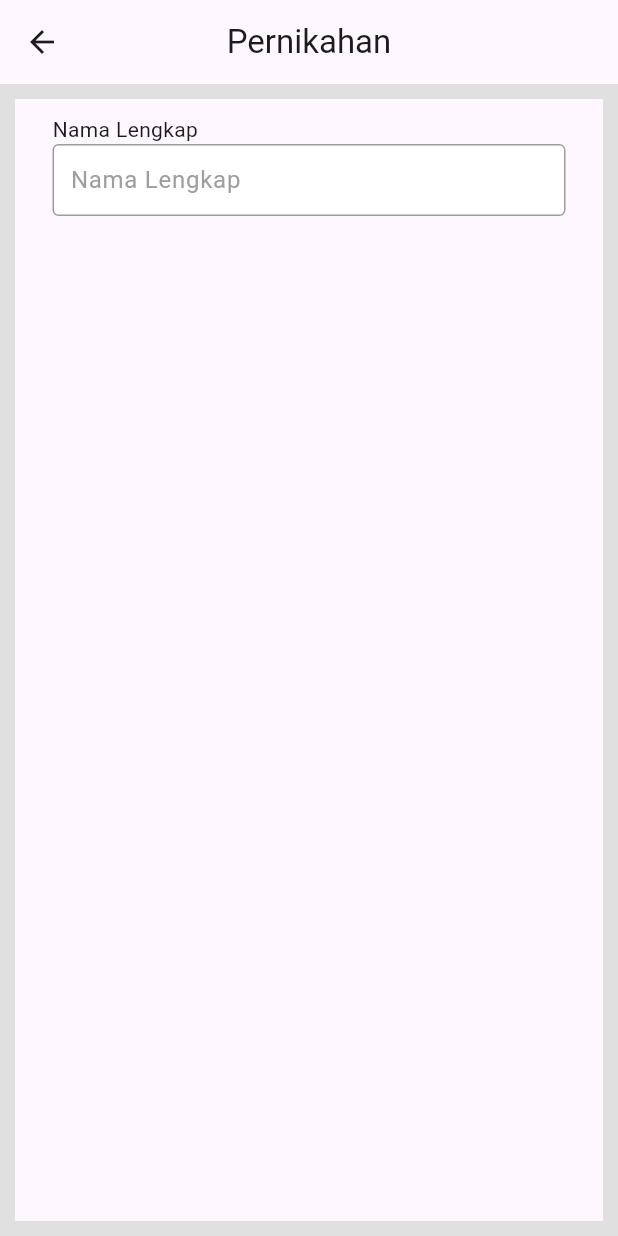
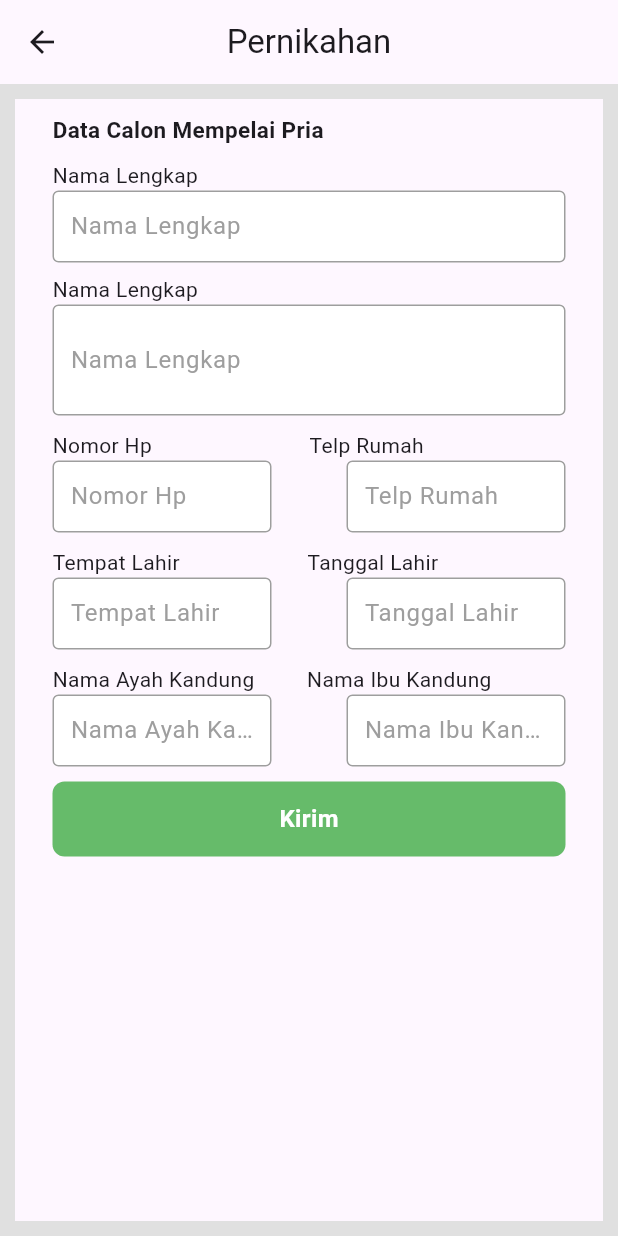
Before and after one commit to Vezyth/BethanyApp, a Flutter app: the PernikahanPriaPage screen opened directly, on a phone screen of 412 x 824 dp. Run offline on Flutter 3.47's test engine with Material 3 defaults, Android fonts, the light colour scheme and no system bars; our stand-ins replace fluttertoast.

Commit message:
pernikahan progress

```diff
--- a/lib/pages/app/doa_konseling_page.dart
+++ b/lib/pages/app/doa_konseling_page.dart
@@ -129,7 +129,7 @@ class _DoaPageState extends State<DoaPage> {
                         Expanded(
                             child: MyTextField(
                           controller: umurController,
-                          hintText: " Umur",
+                          hintText: "Umur",
                           obscureText: false,
                           fieldHeight: 8,
                         )),
--- a/lib/pages/app/pernikahan_pria.dart
+++ b/lib/pages/app/pernikahan_pria.dart
@@ -32,6 +32,21 @@ class PernikahanPriaPage extends StatelessWidget {
                       height: 10,
                     ),
                     const Padding(
+                      padding: EdgeInsets.symmetric(horizontal: 25),
+                      child: Row(
+                        children: [
+                          Text(
+                            "Data Calon Mempelai Pria",
+                            style: TextStyle(
+                                fontWeight: FontWeight.w600, fontSize: 15),
+                          )
+                        ],
+                      ),
+                    ),
+                    const SizedBox(
+                      height: 10,
+                    ),
+                    const Padding(
                       padding: EdgeInsets.symmetric(horizontal: 25.0),
                       child: Row(
                         children: [
@@ -44,6 +59,144 @@ class PernikahanPriaPage extends StatelessWidget {
                       hintText: "Nama Lengkap",
                       obscureText: false,
                       fieldHeight: 8,
+                    ),
+                    const SizedBox(
+                      height: 8,
+                    ),
+                    const Padding(
+                      padding: EdgeInsets.symmetric(horizontal: 25.0),
+                      child: Row(
+                        children: [
+                          Text("Nama Lengkap"),
+                        ],
+                      ),
+                    ),
+                    MyTextField(
+                      controller: nameController,
+                      hintText: "Nama Lengkap",
+                      obscureText: false,
+                      fieldHeight: 25,
+                    ),
+
+                    //no telp
+
+                    const Padding(
+                      padding: EdgeInsets.only(top: 10, left: 25, right: 25),
+                      child: Row(
+                        children: [
+                          Text("Nomor Hp"),
+                          SizedBox(
+                            width: 105,
+                          ),
+                          Text("Telp Rumah")
+                        ],
+                      ),
+                    ),
+                    Row(
+                      children: [
+                        Expanded(
+                            child: MyTextField(
+                          controller: nameController,
+                          hintText: "Nomor Hp",
+                          obscureText: false,
+                          fieldHeight: 8,
+                        )),
+                        Expanded(
+                            child: MyTextField(
+                          controller: nameController,
+                          hintText: "Telp Rumah",
+                          obscureText: false,
+                          fieldHeight: 8,
+                        )),
+                      ],
+                    ),
+                    // tempat tanggal lahir
+
+                    const Padding(
+                      padding: EdgeInsets.only(top: 10, left: 25, right: 25),
+                      child: Row(
+                        children: [
+                          Text("Tempat Lahir"),
+                          SizedBox(
+                            width: 85,
+                          ),
+                          Text("Tanggal Lahir")
+                        ],
+                      ),
+                    ),
+                    Row(
+                      children: [
+                        Expanded(
+                            child: MyTextField(
+                          controller: nameController,
+                          hintText: "Tempat Lahir",
+                          obscureText: false,
+                          fieldHeight: 8,
+                        )),
+                        Expanded(
+                            child: MyTextField(
+                          controller: nameController,
+                          hintText: "Tanggal Lahir",
+                          obscureText: false,
+                          fieldHeight: 8,
+                        )),
+                      ],
+                    ),
+
+                    // nama orang tua
+
+                    const Padding(
+                      padding: EdgeInsets.only(top: 10, left: 25, right: 25),
+                      child: Row(
+                        children: [
+                          Text("Nama Ayah Kandung"),
+                          SizedBox(
+                            width: 35,
+                          ),
+                          Text("Nama Ibu Kandung")
+                        ],
+                      ),
+                    ),
+                    Row(
+                      children: [
+                        Expanded(
+                            child: MyTextField(
+                          controller: nameController,
+                          hintText: "Nama Ayah Kandung",
+                          obscureText: false,
+                          fieldHeight: 8,
+                        )),
+                        Expanded(
+                            child: MyTextField(
+                          controller: nameController,
+                          hintText: "Nama Ibu Kandung",
+                          obscureText: false,
+                          fieldHeight: 8,
+                        )),
+                      ],
+                    ),
+                    // button kirim
+
+                    SizedBox(
+                      height: 10,
+                    ),
+                    GestureDetector(
+                      child: Container(
+                        margin: const EdgeInsets.symmetric(horizontal: 25),
+                        height: 50,
+                        decoration: BoxDecoration(
+                            color: Colors.green.shade400,
+                            borderRadius: BorderRadius.circular(8)),
+                        child: const Center(
+                            child: Text(
+                          "Kirim",
+                          style: TextStyle(
+                              color: Colors.white,
+                              fontWeight: FontWeight.bold,
+                              fontSize: 16),
+                        )),
+                      ),
+                      onTap: () {},
                     ),
                   ],
                 ),
```
